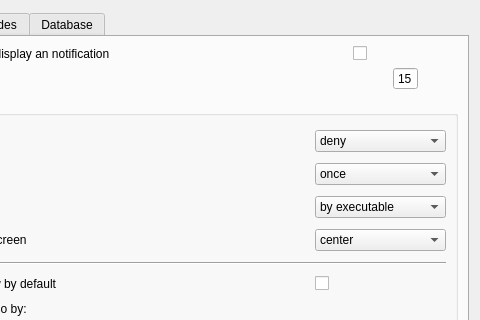
evilsocket/opensnitch, file ui/opensnitch/res/preferences.ui: the form before one commit; both pictures show x 146 to 626 and y 0 to 320 of the 626 by 442 pixel window.
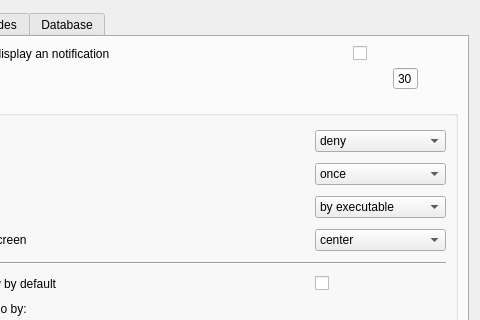
The form after the commit. Icons and pictures are not drawn.

Commit message: ui, pop-ups: increased default timeout to 30s

The edit to the form file:
```diff
--- a/ui/opensnitch/res/preferences.ui
+++ b/ui/opensnitch/res/preferences.ui
@@ -413,7 +413,7 @@
             <enum>QAbstractSpinBox::NoButtons</enum>
            </property>
            <property name="value">
-            <number>15</number>
+            <number>30</number>
            </property>
           </widget>
          </item>
```
The commit also changes 2 other files.
